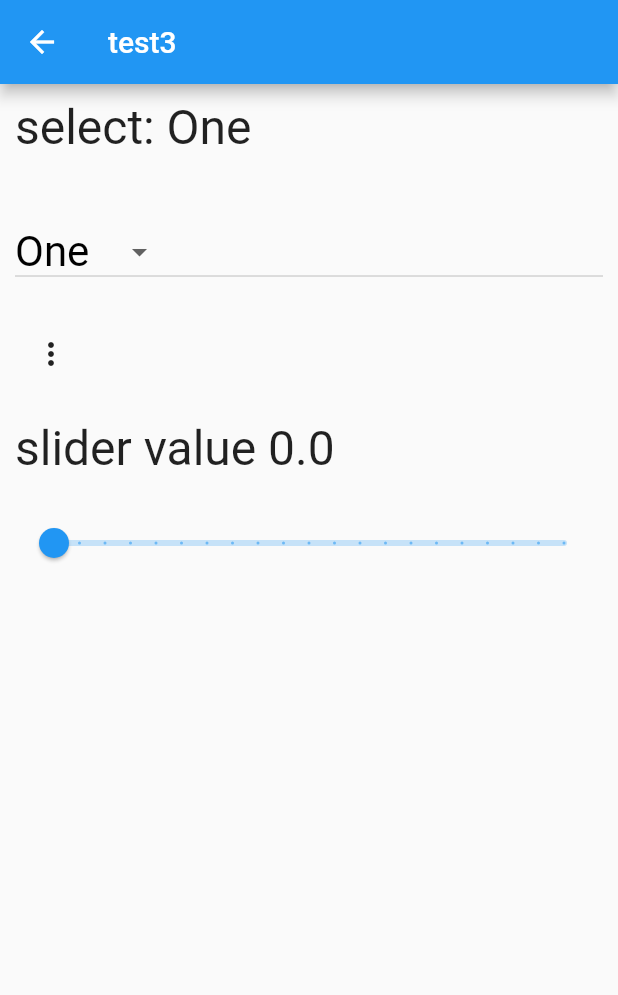
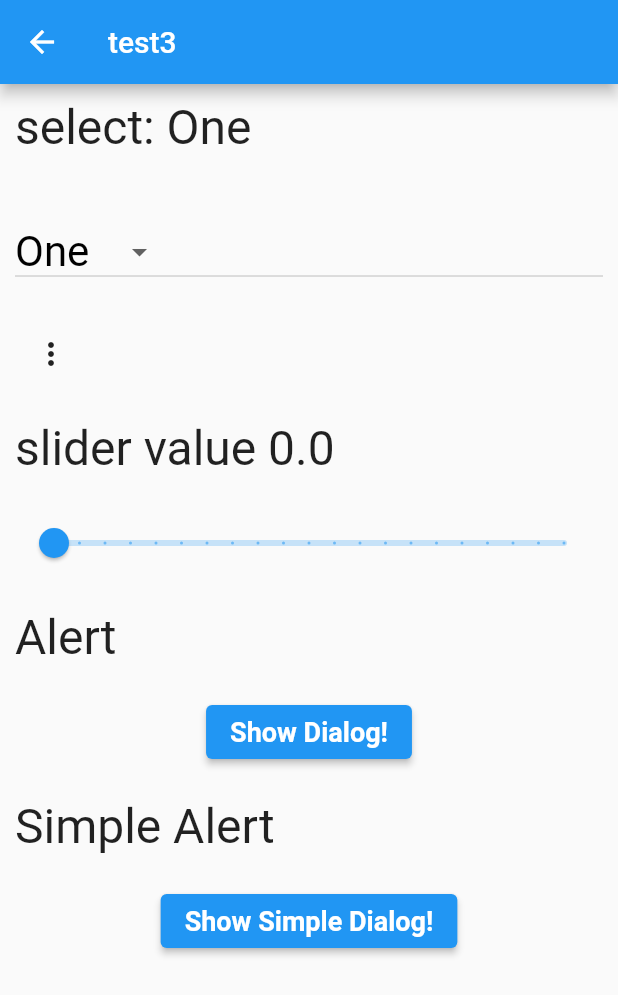
Before and after one commit to yossibank/FlutterApp, a Flutter app: the TestPage3 screen opened by its route, on a phone screen of 412 x 824 dp. Shown: the top 995 px of the screen. Run offline on Flutter 3.47's test engine with Material 2 defaults, Android fonts, the phone set to English and light mode, and no system bars; our stand-ins replace font_awesome_flutter.

Commit message:
Alert, SimpleDialog作成

```diff
--- a/practice3/lib/test_page3.dart
+++ b/practice3/lib/test_page3.dart
@@ -12,6 +12,8 @@ class _TestPage3State extends State<TestPage3> {
   static var _selected = 'One';
   static var _sliderMessage = 'slider value $_value';
   static var _value = 0.0;
+  static var _alertMessage = 'Alert';
+  static var _simpleAlertMessage = 'Simple Alert';
 
   void popupSelected(String? value) {
     setState(() {
@@ -24,6 +26,61 @@ class _TestPage3State extends State<TestPage3> {
     setState(() {
       _value = value.floorToDouble();
       _sliderMessage = 'slider value: $_value';
+    });
+  }
+
+  void buttonPressed() {
+    showDialog(
+      context: context,
+      builder: (BuildContext context) => AlertDialog(
+        title: const Text('Hello!'),
+        content: const Text('This is sample'),
+        actions: <Widget>[
+          TextButton(
+            onPressed: () => Navigator.pop<String>(context, 'Cancel'),
+            child: const Text('Cancel'),
+          ),
+          TextButton(
+            onPressed: () => Navigator.pop<String>(context, 'OK'),
+            child: const Text('OK'),
+          ),
+        ],
+      ),
+    ).then<void>((value) => resultAlert(value));
+  }
+
+  void simpleButtonPressed() {
+    showDialog(
+      context: context,
+      builder: (BuildContext context) => SimpleDialog(
+        title: const Text('Select assignment'),
+        children: <Widget>[
+          SimpleDialogOption(
+            onPressed: () => Navigator.pop<String>(context, 'One'),
+            child: const Text('One'),
+          ),
+          SimpleDialogOption(
+            onPressed: () => Navigator.pop<String>(context, 'Two'),
+            child: const Text('Two'),
+          ),
+          SimpleDialogOption(
+            onPressed: () => Navigator.pop<String>(context, 'Three'),
+            child: const Text('Three'),
+          ),
+        ],
+      ),
+    ).then<void>((value) => simpleResultAlert(value));
+  }
+
+  void resultAlert(String value) {
+    setState(() {
+      _alertMessage = 'Alert $value';
+    });
+  }
+
+  void simpleResultAlert(String value) {
+    setState(() {
+      _simpleAlertMessage = 'Simple Alert $value';
     });
   }
 
@@ -115,7 +172,7 @@ class _TestPage3State extends State<TestPage3> {
               ),
             ),
             Padding(
-              padding: EdgeInsets.all(10.0),
+              padding: const EdgeInsets.all(10.0),
               child: Slider(
                 onChanged: sliderChanged,
                 min: 0.0,
@@ -124,6 +181,64 @@ class _TestPage3State extends State<TestPage3> {
                 value: _value,
               ),
             ),
+            Padding(
+              padding: const EdgeInsets.all(10.0),
+              child: Text(
+                _alertMessage,
+                style: const TextStyle(
+                  fontSize: 32.0,
+                  fontWeight: FontWeight.w400,
+                  fontFamily: 'Roboto',
+                ),
+              ),
+            ),
+            Align(
+              alignment: Alignment.center,
+              child: Padding(
+                padding: const EdgeInsets.all(10.0),
+                child: ElevatedButton(
+                  onPressed: buttonPressed,
+                  child: const Text(
+                    'Show Dialog!',
+                    style: TextStyle(
+                      color: Colors.white,
+                      fontSize: 18.0,
+                      fontWeight: FontWeight.bold,
+                      fontFamily: 'Roboto',
+                    ),
+                  ),
+                ),
+              ),
+            ),
+            Padding(
+              padding: const EdgeInsets.all(10.0),
+              child: Text(
+                _simpleAlertMessage,
+                style: const TextStyle(
+                  fontSize: 32.0,
+                  fontWeight: FontWeight.w400,
+                  fontFamily: 'Roboto',
+                ),
+              ),
+            ),
+            Align(
+              alignment: Alignment.center,
+              child: Padding(
+                padding: const EdgeInsets.all(10.0),
+                child: ElevatedButton(
+                  onPressed: simpleButtonPressed,
+                  child: const Text(
+                    'Show Simple Dialog!',
+                    style: TextStyle(
+                      color: Colors.white,
+                      fontSize: 18.0,
+                      fontWeight: FontWeight.bold,
+                      fontFamily: 'Roboto',
+                    ),
+                  ),
+                ),
+              ),
+            ),
           ],
         ),
       ),
```
